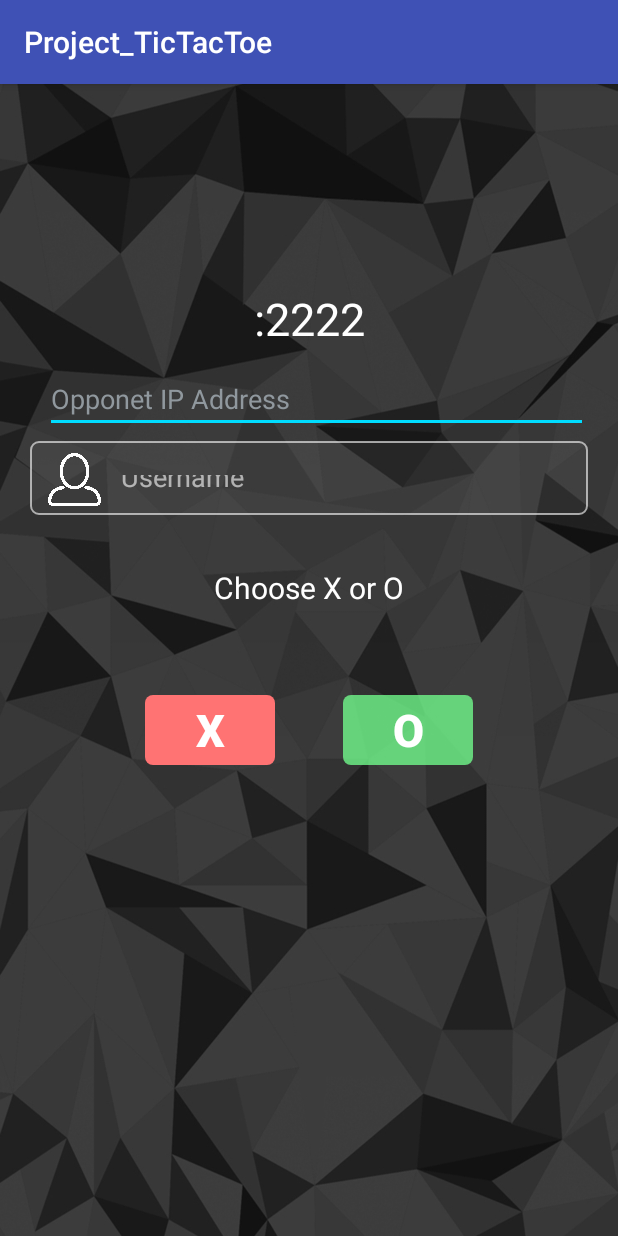
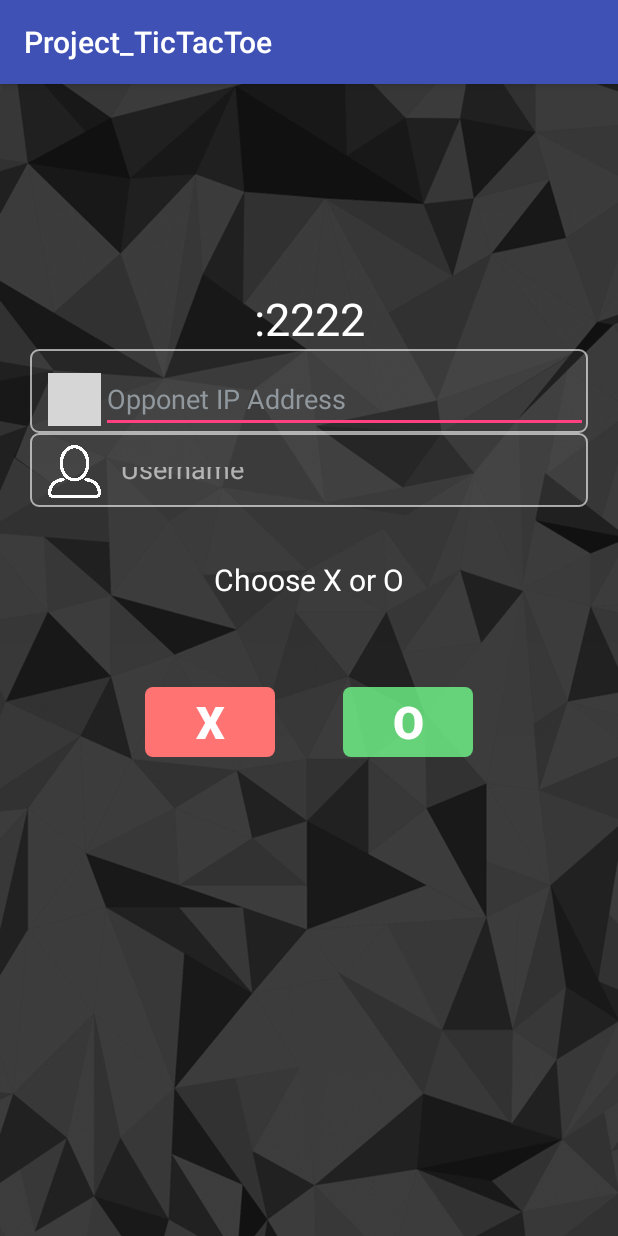
Before and after one commit to SurachedYoothaworn/Project_TicTacToe, an Android app: the screen it shows after launch (MainActivity), on a phone screen of 412 x 824 dp. Run offline under Robolectric (Android 15) with nearby library versions, the phone set to English and light mode, and no system bars; grey boxes are pictures that could not be loaded.

Commit message:
commit by waan

```diff
--- a/app/src/main/res/layout/activity_main.xml
+++ b/app/src/main/res/layout/activity_main.xml
@@ -41,13 +41,16 @@
                 android:layout_width="match_parent"
                 android:layout_height="wrap_content"
                 android:layout_below="@+id/user_profile_photo"
+                android:background="@drawable/rounder"
                 android:layout_centerHorizontal="true">
 
 
                 <ImageView
                     android:id="@+id/profile_user"
-                    android:layout_width="10dp"
-                    android:layout_height="45dp"
+                    android:layout_width="35dp"
+                    android:layout_height="35dp"
+                    android:src="@drawable/icon_ip"
+                    android:layout_marginLeft="12dp"
                     android:layout_marginTop="16dp"/>
 
                 <EditText
@@ -56,7 +59,6 @@
                     android:layout_height="40sp"
                     android:layout_marginTop="16dp"
                     android:layout_toRightOf="@+id/profile_user"
-                    android:backgroundTint="@android:color/holo_blue_bright"
                     android:hint="Opponet IP Address"
                     android:singleLine="true"
                     android:text=""
```
